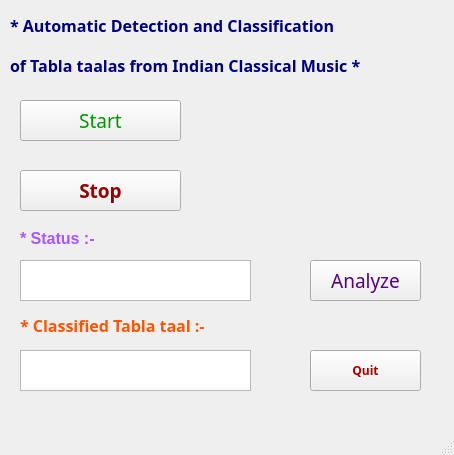
First picture: the form in main_1.ui, repository pranav6670/Detection-Classification-of-Tabla-taals, before the edit.
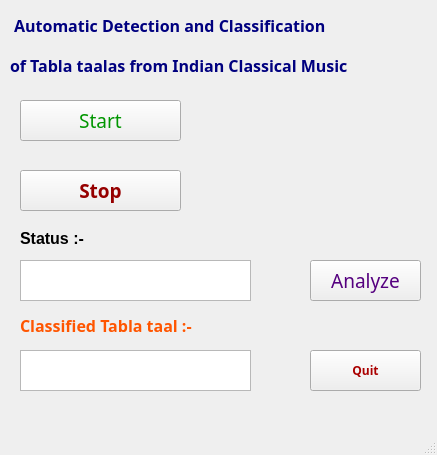
Second picture: the form after the edit. Icons and pictures are not drawn.

What changed in the file:
```diff
--- a/main_1.ui
+++ b/main_1.ui
@@ -6,7 +6,7 @@
    <rect>
     <x>0</x>
     <y>0</y>
-    <width>454</width>
+    <width>437</width>
     <height>455</height>
    </rect>
   </property>
@@ -151,7 +151,7 @@
      <string notr="true">color: rgb(0, 0, 127);</string>
     </property>
     <property name="text">
-     <string>* Automatic Detection and Classification</string>
+     <string> Automatic Detection and Classification</string>
     </property>
    </widget>
    <widget class="QLabel" name="title2">
@@ -176,7 +176,7 @@
      <string notr="true">color: rgb(0, 0, 127);</string>
     </property>
     <property name="text">
-     <string>of Tabla taalas from Indian Classical Music *</string>
+     <string>of Tabla taalas from Indian Classical Music </string>
     </property>
    </widget>
    <widget class="QLabel" name="label_4">
@@ -197,10 +197,10 @@
      </font>
     </property>
     <property name="styleSheet">
-     <string notr="true">color: rgb(170, 85, 255);</string>
+     <string notr="true"/>
     </property>
     <property name="text">
-     <string>* Status :-</string>
+     <string>Status :-</string>
     </property>
    </widget>
    <widget class="QLabel" name="label_5">
@@ -224,7 +224,7 @@
      <string notr="true">color: rgb(255, 85, 0);</string>
     </property>
     <property name="text">
-     <string>* Classified Tabla taal :-</string>
+     <string>Classified Tabla taal :-</string>
     </property>
    </widget>
    <widget class="QTextEdit" name="status">
```
Left out of the diff: 2 changed lines with no effect on the pictures.
